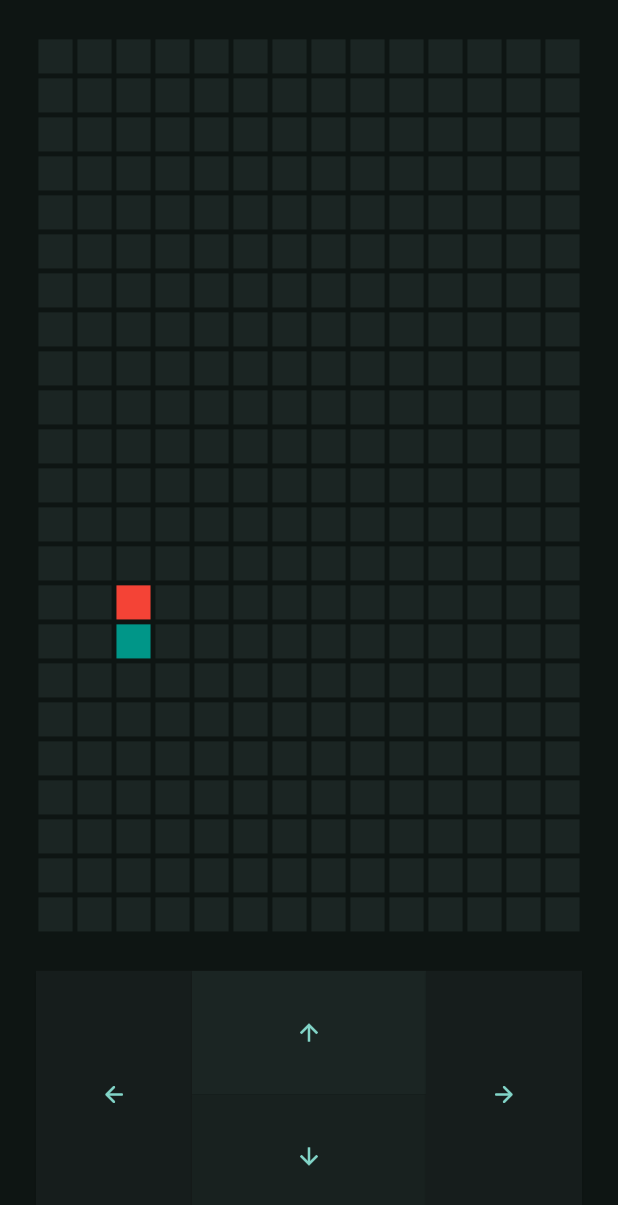
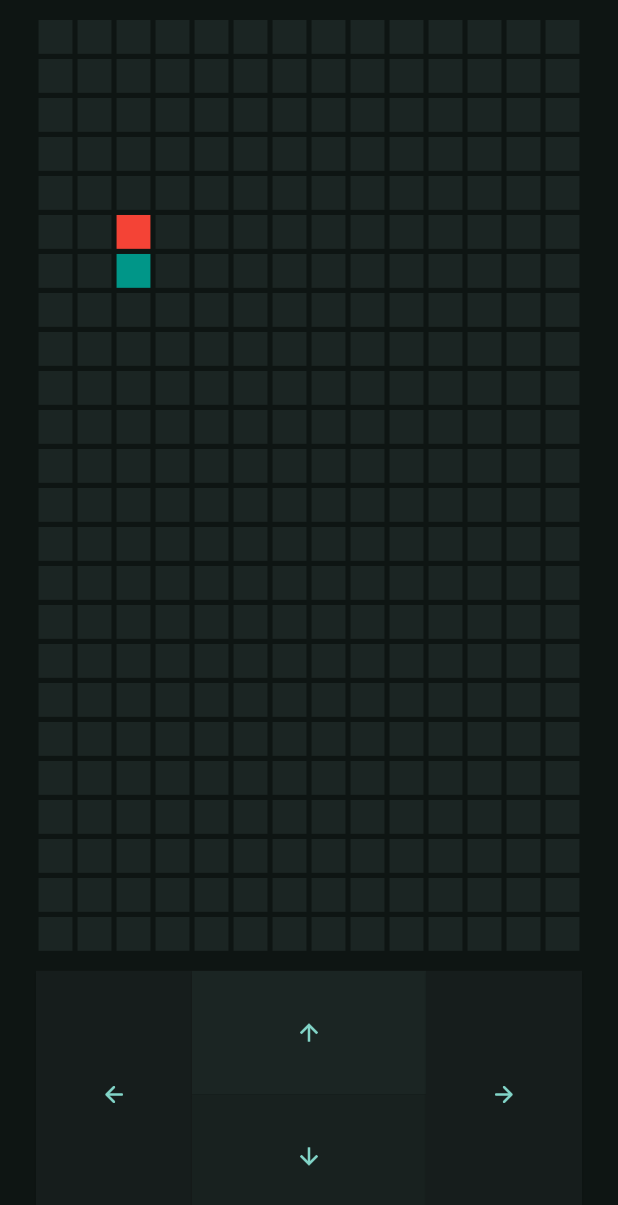
Before and after one commit to MoazSalem/Snake_Flutter_Game, a Flutter app: the screen it shows after launch, after a tap on "Start Game", on a phone screen of 412 x 824 dp. Shown: the top 1205 px of the screen. Run offline on Flutter 3.47's test engine with Material 2 defaults, Android fonts, the phone set to English and light mode, and no system bars; our stand-ins replace flutter_bloc, flutter_svg, get_it.

Commit message:
create game cubit

```diff
--- /dev/null
+++ b/lib/core/utils/service_locator.dart
@@ -0,0 +1,3 @@
+import 'package:get_it/get_it.dart';
+
+final getIt = GetIt.instance;
--- a/lib/features/game/presentation/game_view.dart
+++ b/lib/features/game/presentation/game_view.dart
@@ -1,11 +1,22 @@
 import 'package:flutter/material.dart';
+import 'package:flutter_bloc/flutter_bloc.dart';
+import 'view_modal/game_cubit/game_cubit.dart';
 import 'widgets/game_view_body.dart';
 
-class GameView extends StatelessWidget {
+class GameView extends StatefulWidget {
   const GameView({Key? key}) : super(key: key);
 
   @override
+  State<GameView> createState() => _GameViewState();
+}
+
+class _GameViewState extends State<GameView> {
+
+  @override
   Widget build(BuildContext context) {
-    return const Scaffold(body: Center(child: SafeArea(child: GameViewBody())));
+    return BlocProvider(
+      create: (context) => GameCubit(),
+      child: const Scaffold(body: Center(child: SafeArea(child: GameViewBody()))),
+    );
   }
 }
--- /dev/null
+++ b/lib/features/game/presentation/view_modal/game_cubit/game_cubit.dart
@@ -0,0 +1,32 @@
+import 'package:flutter_bloc/flutter_bloc.dart';
+import 'package:flutter/cupertino.dart';
+import 'package:snake/core/models/food.dart';
+import 'package:snake/core/models/game_board.dart';
+import 'package:snake/core/models/snake.dart';
+
+part 'game_state.dart';
+
+class GameCubit extends Cubit<GameState> {
+  GameCubit() : super(GameInitial());
+  static GameCubit get(context) => BlocProvider.of(context);
+
+  late GameBoard gameBoard;
+  late Snake snake;
+
+  void startGame({required int width, required int height}) {
+    // create game board, snake and food
+    gameBoard = GameBoard(width: width, height: height);
+    snake = Snake(boardHeight: gameBoard.height, boardWidth: gameBoard.width);
+    Food food = Food(boardWidth: gameBoard.width, boardHeight: gameBoard.height);
+    // put snake head and body on the board
+    gameBoard.grid[snake.headPoint.yCoordinate][snake.headPoint.xCoordinate] = 3;
+    gameBoard.grid[snake.body[0].yCoordinate][snake.body[0].xCoordinate] = 2;
+    // put food on the board
+    gameBoard.grid[food.position.yCoordinate][food.position.xCoordinate] = 1;
+    emit(GameNextPosition());
+  }
+
+  void changeControl() {
+    emit(GameChangeControl());
+  }
+}
--- /dev/null
+++ b/lib/features/game/presentation/view_modal/game_cubit/game_state.dart
@@ -0,0 +1,18 @@
+part of 'game_cubit.dart';
+
+@immutable
+abstract class GameState {}
+
+class GameInitial extends GameState {}
+
+class GameStart extends GameState {}
+
+class GameChangeControl extends GameState {}
+
+class GameNextPosition extends GameState {}
+
+class GameFoodEaten extends GameState {}
+
+class GameOver extends GameState {}
+
+class GameWon extends GameState {}
--- a/lib/features/game/presentation/widgets/game_board_view.dart
+++ b/lib/features/game/presentation/widgets/game_board_view.dart
@@ -1,43 +1,50 @@
 import 'package:flutter/material.dart';
-import 'package:snake/core/models/food.dart';
-import 'package:snake/core/models/game_board.dart';
-import 'package:snake/core/models/snake.dart';
+import 'package:flutter_bloc/flutter_bloc.dart';
+import 'package:snake/core/utils/service_locator.dart';
+import 'package:snake/features/game/presentation/view_modal/game_cubit/game_cubit.dart';
 import 'game_point.dart';
 
 class GameBoardView extends StatefulWidget {
-  const GameBoardView({Key? key}) : super(key: key);
+  final int width;
+  final int height;
+  const GameBoardView({Key? key, required this.width, required this.height}) : super(key: key);
 
   @override
   State<GameBoardView> createState() => _GameBoardViewState();
 }
 
 class _GameBoardViewState extends State<GameBoardView> {
+  late GameCubit c;
+
+  @override
+  void initState() {
+    super.initState();
+    BlocProvider.of<GameCubit>(context).startGame(width: widget.width, height: widget.height);
+    getIt.registerSingleton<GameCubit>(GameCubit.get(context));
+    c = getIt.get<GameCubit>();
+  }
+
+  @override
+  void dispose() {
+    super.dispose();
+    getIt.unregister<GameCubit>();
+  }
+
   @override
   Widget build(BuildContext context) {
-    int width = (MediaQuery.of(context).size.width * 0.036).toInt();
-    int height = (width * 1.65).toInt();
-    // create game board, snake and food
-    GameBoard gameBoard = GameBoard(width: width, height: height);
-    Snake snake = Snake(boardHeight: gameBoard.height, boardWidth: gameBoard.width);
-    Food food = Food(boardWidth: gameBoard.width, boardHeight: gameBoard.height);
-    // put snake head and body on the board
-    gameBoard.grid[snake.headPoint.yCoordinate][snake.headPoint.xCoordinate] = 3;
-    gameBoard.grid[snake.body[0].yCoordinate][snake.body[0].xCoordinate] = 2;
-    // put food on the board
-    gameBoard.grid[food.position.yCoordinate][food.position.xCoordinate] = 1;
     return Center(
       child: GridView.builder(
           padding: const EdgeInsets.symmetric(horizontal: 24.0),
-          itemCount: gameBoard.width * gameBoard.height,
+          itemCount: c.gameBoard.width * c.gameBoard.height,
           shrinkWrap: true,
           physics: const NeverScrollableScrollPhysics(),
           itemBuilder: (BuildContext context, int index) {
             return Padding(
-                padding: EdgeInsets.all(gameBoard.height / gameBoard.width),
-                child: GamePoint(gameBoard: gameBoard, index: index));
+                padding: EdgeInsets.all(c.gameBoard.height / c.gameBoard.width),
+                child: GamePoint(gameBoard: c.gameBoard, index: index));
           },
           gridDelegate: SliverGridDelegateWithFixedCrossAxisCount(
-            crossAxisCount: gameBoard.width,
+            crossAxisCount: c.gameBoard.width,
           )),
     );
   }
--- a/lib/features/game/presentation/widgets/game_view_body.dart
+++ b/lib/features/game/presentation/widgets/game_view_body.dart
@@ -1,24 +1,21 @@
 import 'package:flutter/material.dart';
-import 'package:snake/core/models/game_board.dart';
-import 'package:snake/features/game/presentation/widgets/game_board_view.dart';
+import 'game_board_view.dart';
 import 'controller.dart';
 
-class GameViewBody extends StatefulWidget {
+class GameViewBody extends StatelessWidget {
   const GameViewBody({Key? key}) : super(key: key);
 
   @override
-  State<GameViewBody> createState() => _GameViewBodyState();
-}
-
-class _GameViewBodyState extends State<GameViewBody> {
-  @override
   Widget build(BuildContext context) {
-    return const Column(
+    return Column(
       children: [
         Expanded(
-          child: GameBoardView(),
+          child: GameBoardView(
+            width: (MediaQuery.of(context).size.width * 0.036).toInt(),
+            height: ((MediaQuery.of(context).size.width * 0.036) * 1.65).toInt(),
+          ),
         ),
-        Controller(),
+        const Controller(),
       ],
     );
   }
--- a/pubspec.yaml
+++ b/pubspec.yaml
@@ -36,6 +36,8 @@ dependencies:
   # Use with the CupertinoIcons class for iOS style icons.
   cupertino_icons: ^1.0.6
   flutter_svg: ^2.0.7
+  flutter_bloc: ^8.1.3
+  get_it: ^7.6.4
 
 dev_dependencies:
   flutter_test:
```
Also changed, not shown: pubspec.lock.
